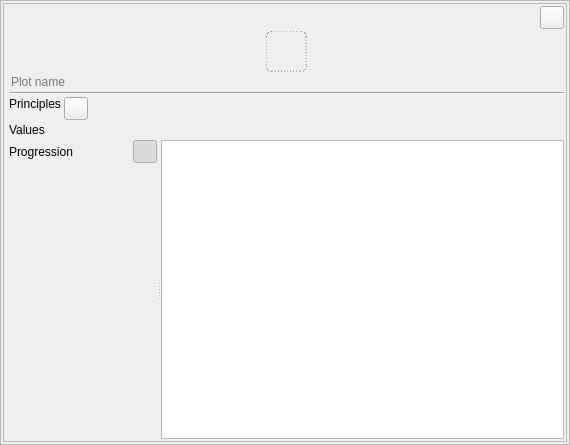
Before: the Qt Designer form ui/plot_widget.ui in zkovari/plotlyst, drawn with Qt 5.
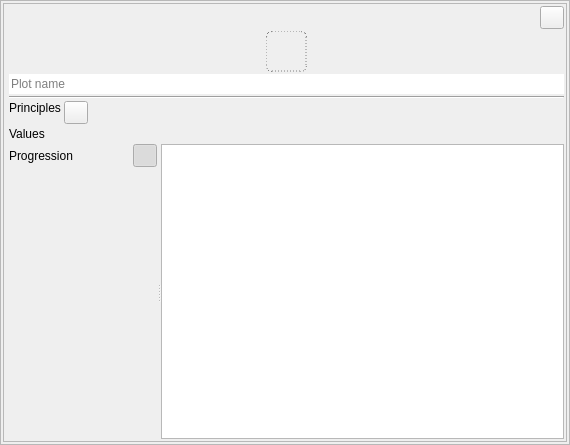
After: the same form once the commit is applied. Custom widgets are drawn as their Qt base class.

Commit message: More transparent styles

```diff
--- a/ui/plot_widget.ui
+++ b/ui/plot_widget.ui
@@ -104,12 +104,6 @@
       </item>
       <item>
        <widget class="QLineEdit" name="lineName">
-        <property name="styleSheet">
-         <string notr="true">QLineEdit {
-	
-	background-color: rgba(0, 0, 0, 0);
-}</string>
-        </property>
         <property name="frame">
          <bool>false</bool>
         </property>
@@ -139,7 +133,7 @@
            <x>0</x>
            <y>0</y>
            <width>555</width>
-           <height>342</height>
+           <height>338</height>
           </rect>
          </property>
          <property name="sizePolicy">
```
Left out of the diff: 3 changed lines with no effect on the pictures. The commit also changes 8 other files.
